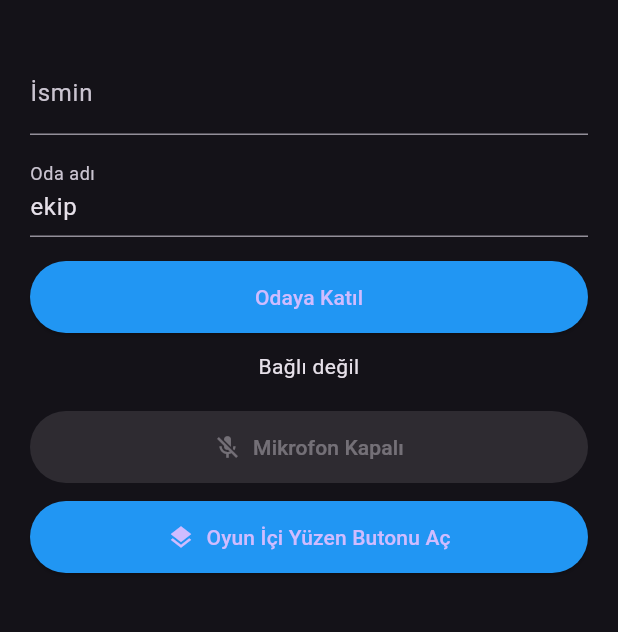
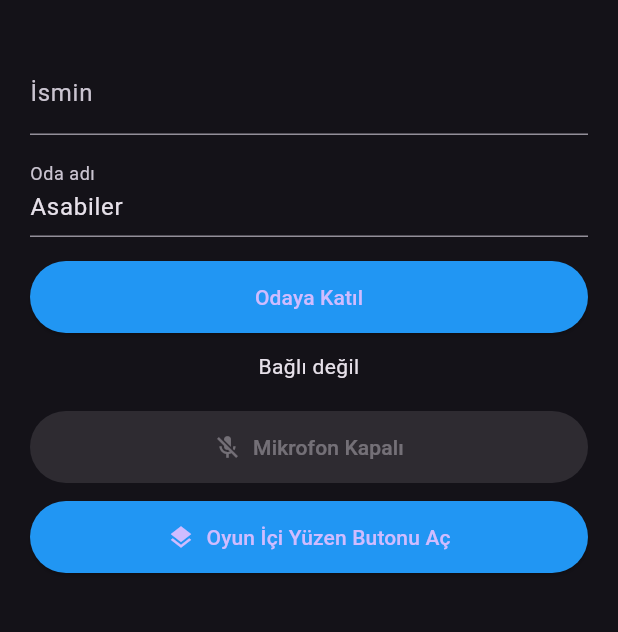
Before and after one commit to Deccalbey/AsabiSpeak, a Flutter app: the screen it shows after launch, on a phone screen of 412 x 824 dp, the part 63-695 px from its top. Run offline on Flutter 3.47's test engine with Material 3 defaults, Android fonts, the phone set to English and light mode, and no system bars; our stand-ins replace permission_handler; missing offline and left inert: flutter_background, flutter_overlay_window, livekit_client; statements that could not run were skipped.

Commit message:
Update main.dart

```diff
--- a/lib/main.dart
+++ b/lib/main.dart
@@ -26,6 +26,17 @@ class AsabiSpeakApp extends StatelessWidget {
   }
 }
 
+String? jwtOdaAdi(String token) {
+  try {
+    final parts = token.split('.');
+    final payload = utf8.decode(base64Url.decode(base64Url.normalize(parts[1])));
+    final j = jsonDecode(payload);
+    return j['video']?['room']?.toString();
+  } catch (e) {
+    return null;
+  }
+}
+
 Future<Map<String, String>> tokenAl(String oda, String isim) async {
   final r = await http.post(
     Uri.parse('https://cloud-api.livekit.io/api/v2/sandbox/connection-details'),
@@ -46,9 +57,11 @@ Future<Map<String, String>> tokenAl(String oda, String isim) async {
     throw Exception('Token hatası ${r.statusCode}: ${r.body}');
   }
   final j = jsonDecode(r.body);
+  final token = (j['participantToken'] ?? j['participant_token']).toString();
   return {
     'url': (j['serverUrl'] ?? j['server_url']).toString(),
-    'token': (j['participantToken'] ?? j['participant_token']).toString(),
+    'token': token,
+    'oda': jwtOdaAdi(token) ?? '?',
   };
 }
 
@@ -60,13 +73,14 @@ class OdaEkrani extends StatefulWidget {
 }
 
 class _OdaEkraniState extends State<OdaEkrani> {
-  final TextEditingController odaCtrl = TextEditingController(text: 'ekip');
+  final TextEditingController odaCtrl = TextEditingController(text: 'Asabiler');
   final TextEditingController isimCtrl = TextEditingController();
 
   bool overlayAktif = false;
   bool bagli = false;
   bool micAcik = false;
   String durum = 'Bağlı değil';
+  String tokenOdasi = '-';
   Room? room;
 
   @override
@@ -129,6 +143,7 @@ class _OdaEkraniState extends State<OdaEkrani> {
       setState(() {
         bagli = true;
         micAcik = false;
+        tokenOdasi = t['oda']!;
         durum = 'Bağlandı';
       });
       FlutterOverlayWindow.shareData('mic:off');
@@ -143,6 +158,7 @@ class _OdaEkraniState extends State<OdaEkrani> {
     setState(() {
       bagli = false;
       micAcik = false;
+      tokenOdasi = '-';
       durum = 'Bağlı değil';
     });
     FlutterOverlayWindow.shareData('mic:off');
@@ -175,7 +191,8 @@ class _OdaEkraniState extends State<OdaEkrani> {
 
   @override
   Widget build(BuildContext context) {
-    final kisiSayisi = bagli ? (room?.remoteParticipants.length ?? 0) + 1 : 0;
+    final uzaktakiler = room?.remoteParticipants.values.toList() ?? [];
+    final kisiSayisi = bagli ? uzaktakiler.length + 1 : 0;
     return Scaffold(
       appBar: AppBar(title: const Text("AsabiSpeak - Ses Kanalı")),
       body: Padding(
@@ -207,6 +224,20 @@ class _OdaEkraniState extends State<OdaEkrani> {
               bagli ? '$durum • Odadaki kişi: $kisiSayisi' : durum,
               textAlign: TextAlign.center,
             ),
+            if (bagli) ...[
+              const SizedBox(height: 8),
+              Text(
+                'Token odası: $tokenOdasi\nSunucudaki oda: ${room?.name ?? "-"}',
+                textAlign: TextAlign.center,
+                style: const TextStyle(fontSize: 12, color: Colors.amber),
+              ),
+              const SizedBox(height: 4),
+              Text(
+                'Odadakiler: Ben${uzaktakiler.map((p) => ", ${p.identity}").join()}',
+                textAlign: TextAlign.center,
+                style: const TextStyle(fontSize: 12),
+              ),
+            ],
             const SizedBox(height: 20),
             ElevatedButton.icon(
               onPressed: bagli ? micToggle : null,
```
